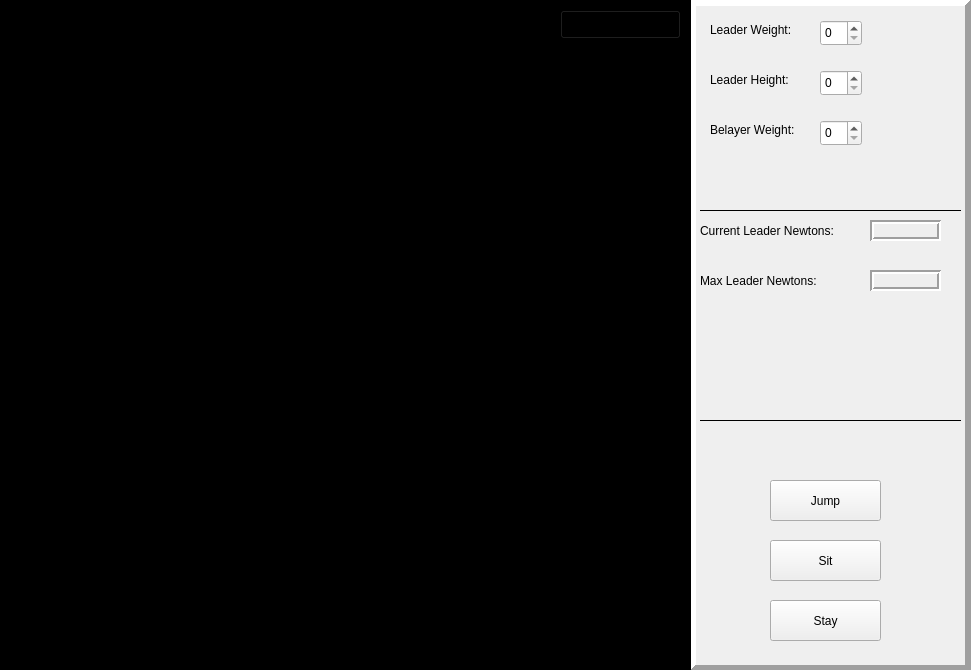
First picture: the form in coursemodewindow.ui, repository University-of-Utah-CS3505/a8-edu-app-PaulNuffer, before the edit.
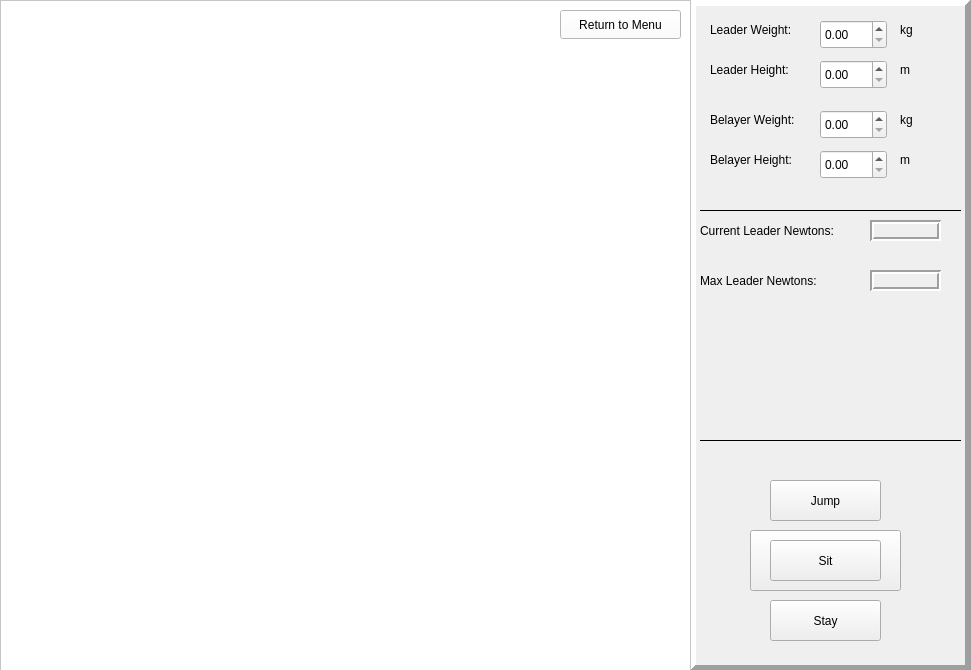
Second picture: the form after the edit.

Commit message: Made the UI work with the simulation

```diff
--- a/coursemodewindow.ui
+++ b/coursemodewindow.ui
@@ -51,7 +51,7 @@
     <property name="geometry">
      <rect>
       <x>20</x>
-      <y>120</y>
+      <y>110</y>
       <width>111</width>
       <height>20</height>
      </rect>
@@ -60,32 +60,6 @@
      <string>Belayer Weight:</string>
     </property>
    </widget>
-   <widget class="QSpinBox" name="leaderWeightValueSpinbox">
-    <property name="geometry">
-     <rect>
-      <x>130</x>
-      <y>20</y>
-      <width>42</width>
-      <height>26</height>
-     </rect>
-    </property>
-    <property name="readOnly">
-     <bool>false</bool>
-    </property>
-   </widget>
-   <widget class="QSpinBox" name="belayerWeightValueSpinbox">
-    <property name="geometry">
-     <rect>
-      <x>130</x>
-      <y>120</y>
-      <width>42</width>
-      <height>26</height>
-     </rect>
-    </property>
-    <property name="readOnly">
-     <bool>false</bool>
-    </property>
-   </widget>
    <widget class="QPushButton" name="stayButton">
     <property name="geometry">
      <rect>
@@ -227,7 +201,7 @@
     <property name="geometry">
      <rect>
       <x>10</x>
-      <y>410</y>
+      <y>430</y>
       <width>261</width>
       <height>20</height>
      </rect>
@@ -243,7 +217,7 @@
     <property name="geometry">
      <rect>
       <x>20</x>
-      <y>70</y>
+      <y>60</y>
       <width>101</width>
       <height>20</height>
      </rect>
@@ -252,16 +226,160 @@
      <string>Leader Height:</string>
     </property>
    </widget>
-   <widget class="QSpinBox" name="leaderHeightValueSpinbox">
+   <widget class="QLabel" name="belayerHeightTextLabel">
     <property name="geometry">
      <rect>
+      <x>20</x>
+      <y>150</y>
+      <width>111</width>
+      <height>20</height>
+     </rect>
+    </property>
+    <property name="text">
+     <string>Belayer Height:</string>
+    </property>
+   </widget>
+   <widget class="QPushButton" name="runSimulationButton">
+    <property name="geometry">
+     <rect>
+      <x>60</x>
+      <y>530</y>
+      <width>151</width>
+      <height>61</height>
+     </rect>
+    </property>
+    <property name="font">
+     <font>
+      <pointsize>32</pointsize>
+     </font>
+    </property>
+    <property name="text">
+     <string>Run</string>
+    </property>
+   </widget>
+   <widget class="QDoubleSpinBox" name="leaderHeightValueSpinbox">
+    <property name="geometry">
+     <rect>
       <x>130</x>
-      <y>70</y>
-      <width>42</width>
-      <height>26</height>
+      <y>60</y>
+      <width>67</width>
+      <height>29</height>
      </rect>
     </property>
    </widget>
+   <widget class="QDoubleSpinBox" name="leaderWeightValueSpinbox">
+    <property name="geometry">
+     <rect>
+      <x>130</x>
+      <y>20</y>
+      <width>67</width>
+      <height>29</height>
+     </rect>
+    </property>
+    <property name="maximum">
+     <double>1000.000000000000000</double>
+    </property>
+   </widget>
+   <widget class="QDoubleSpinBox" name="belayerWeightValueSpinbox">
+    <property name="geometry">
+     <rect>
+      <x>130</x>
+      <y>110</y>
+      <width>67</width>
+      <height>29</height>
+     </rect>
+    </property>
+   </widget>
+   <widget class="QDoubleSpinBox" name="belayerHeightValueSpinbox">
+    <property name="geometry">
+     <rect>
+      <x>130</x>
+      <y>150</y>
+      <width>67</width>
+      <height>29</height>
+     </rect>
+    </property>
+   </widget>
+   <widget class="QLabel" name="climberMassUnitsLabel">
+    <property name="geometry">
+     <rect>
+      <x>210</x>
+      <y>20</y>
+      <width>63</width>
+      <height>20</height>
+     </rect>
+    </property>
+    <property name="frameShape">
+     <enum>QFrame::NoFrame</enum>
+    </property>
+    <property name="text">
+     <string>kg</string>
+    </property>
+   </widget>
+   <widget class="QLabel" name="belayerMassUnitsLabel">
+    <property name="geometry">
+     <rect>
+      <x>210</x>
+      <y>110</y>
+      <width>63</width>
+      <height>20</height>
+     </rect>
+    </property>
+    <property name="frameShape">
+     <enum>QFrame::NoFrame</enum>
+    </property>
+    <property name="text">
+     <string>kg</string>
+    </property>
+   </widget>
+   <widget class="QLabel" name="climberLengthUnitsLabel">
+    <property name="geometry">
+     <rect>
+      <x>210</x>
+      <y>60</y>
+      <width>63</width>
+      <height>20</height>
+     </rect>
+    </property>
+    <property name="text">
+     <string>m</string>
+    </property>
+   </widget>
+   <widget class="QLabel" name="belayerLengthUnitsLabel">
+    <property name="geometry">
+     <rect>
+      <x>210</x>
+      <y>150</y>
+      <width>63</width>
+      <height>20</height>
+     </rect>
+    </property>
+    <property name="text">
+     <string>m</string>
+    </property>
+   </widget>
+   <zorder>runSimulationButton</zorder>
+   <zorder>leaderWeightTextLabel</zorder>
+   <zorder>belayerWeightTextLabel</zorder>
+   <zorder>stayButton</zorder>
+   <zorder>sitButton</zorder>
+   <zorder>jumpButton</zorder>
+   <zorder>maxLeaderNewtonsTextLabel</zorder>
+   <zorder>maxLeaderNewtonsOutputLabel</zorder>
+   <zorder>currentLeaderNewtonsTextLabel</zorder>
+   <zorder>currentLeaderNewtonsOutputLabel</zorder>
+   <zorder>line</zorder>
+   <zorder>line_2</zorder>
+   <zorder>leaderHeightTextLabel</zorder>
+   <zorder>belayerHeightTextLabel</zorder>
+   <zorder>leaderHeightValueSpinbox</zorder>
+   <zorder>leaderWeightValueSpinbox</zorder>
+   <zorder>belayerWeightValueSpinbox</zorder>
+   <zorder>belayerHeightValueSpinbox</zorder>
+   <zorder>climberMassUnitsLabel</zorder>
+   <zorder>belayerMassUnitsLabel</zorder>
+   <zorder>climberLengthUnitsLabel</zorder>
+   <zorder>belayerLengthUnitsLabel</zorder>
   </widget>
   <widget class="QFrame" name="simulationFrame">
    <property name="geometry">
@@ -273,7 +391,7 @@
     </rect>
    </property>
    <property name="styleSheet">
-    <string notr="true">background-color: rgb(0, 0, 0);</string>
+    <string notr="true">background-color: rgb(255, 255, 255);</string>
    </property>
    <property name="frameShape">
     <enum>QFrame::StyledPanel</enum>
```
The commit also changes 12 other files.
